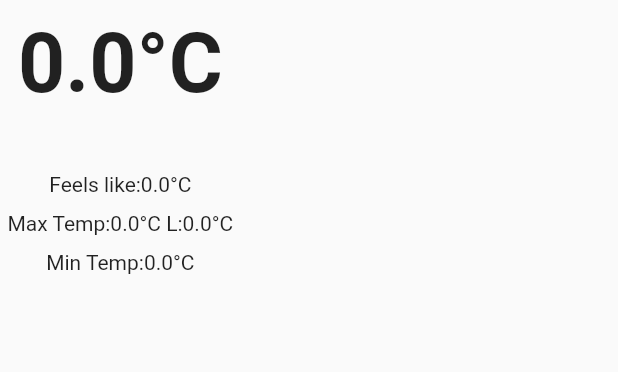
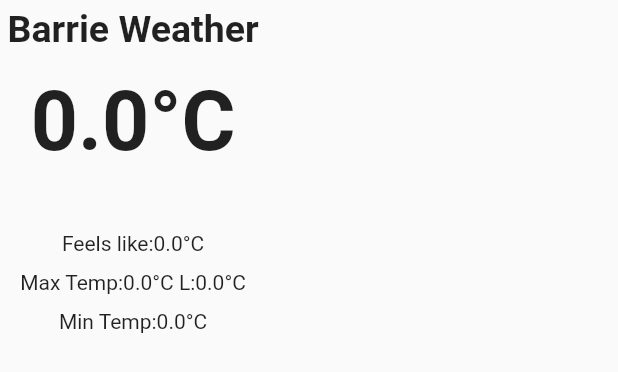
Before and after one commit to stmgs/assignment4FlutterApp, a Flutter app: what weatherBox() shows on an empty page, opened directly, on a phone screen of 412 x 824 dp. Shown: the top 372 px of the screen. Run offline on Flutter 3.47's test engine with Material 2 defaults, Android fonts, the phone set to English and light mode, and no system bars; our stand-ins replace cached_network_image, firebase_auth, firebase_core; accounts and stored records are empty; network calls fail.

Commit message:
comments added

```diff
--- a/lib/UI/bottonNavWidgets/currentWeather.dart
+++ b/lib/UI/bottonNavWidgets/currentWeather.dart
@@ -14,13 +14,14 @@ class _CurrentWeatherPageState extends State<CurrentWeatherPage> {
   late WeatherModel _weather;
   bool _loading = true;
 
-
+//fetch data as soon as the page/class is inserted into tree
   @override
   void initState() {
     super.initState();
     getWeather();
   }
 
+  //call the server class and fetch data from network
   getWeather() async {
     WeatherFetch weatherClass = WeatherFetch();
     await weatherClass.getWeather("Barrie");
@@ -36,6 +37,7 @@ class _CurrentWeatherPageState extends State<CurrentWeatherPage> {
   @override
   Widget build(BuildContext context) {
     return Container(
+      //shows loading animation until data is fetched from server
         child:  _loading ? Center(
           child: Container(
             child: CircularProgressIndicator(),
@@ -52,11 +54,21 @@ class _CurrentWeatherPageState extends State<CurrentWeatherPage> {
   }
 }
 
+
+//widget to display actual weather data
 Widget weatherBox(WeatherModel _weather) {
 
   return Column(
       mainAxisSize: MainAxisSize.min,
       children: <Widget>[
+        Container(
+            margin: const EdgeInsets.all(5.0),
+            child:
+            Text("Barrie Weather",
+            textAlign:TextAlign.center,
+              style: TextStyle(fontWeight: FontWeight.bold, fontSize: 25),
+            )
+        ),
         Container(
             margin: const EdgeInsets.all(10.0),
             child:
--- a/lib/helper/newsFetch.dart
+++ b/lib/helper/newsFetch.dart
@@ -13,6 +13,7 @@ class NewsFetch {
 
     var jsonData = jsonDecode(response.body);
 
+    //map json response body data to model class
     if (jsonData['status'] == 'ok') {
       jsonData['articles'].forEach((element) {
         if (element['urlToImage'] != null
--- a/lib/helper/weatherFetch.dart
+++ b/lib/helper/weatherFetch.dart
@@ -20,6 +20,7 @@ class WeatherFetch {
 
     final jsonData = jsonDecode(response.body);
 
+    //convert weather data to model class
     weather = WeatherModel(
 
       temp: jsonData['main']['temp'].toDouble(),
--- a/lib/models/todo.dart
+++ b/lib/models/todo.dart
@@ -9,6 +9,7 @@ class ToDo {
     this.isDone = false,
   });
 
+  //static list of todos to begin with
   static List<ToDo> todoList() {
     return [
       ToDo(id: '01', todoText: 'Web Apps Assignment 4', isDone: true ),
```
